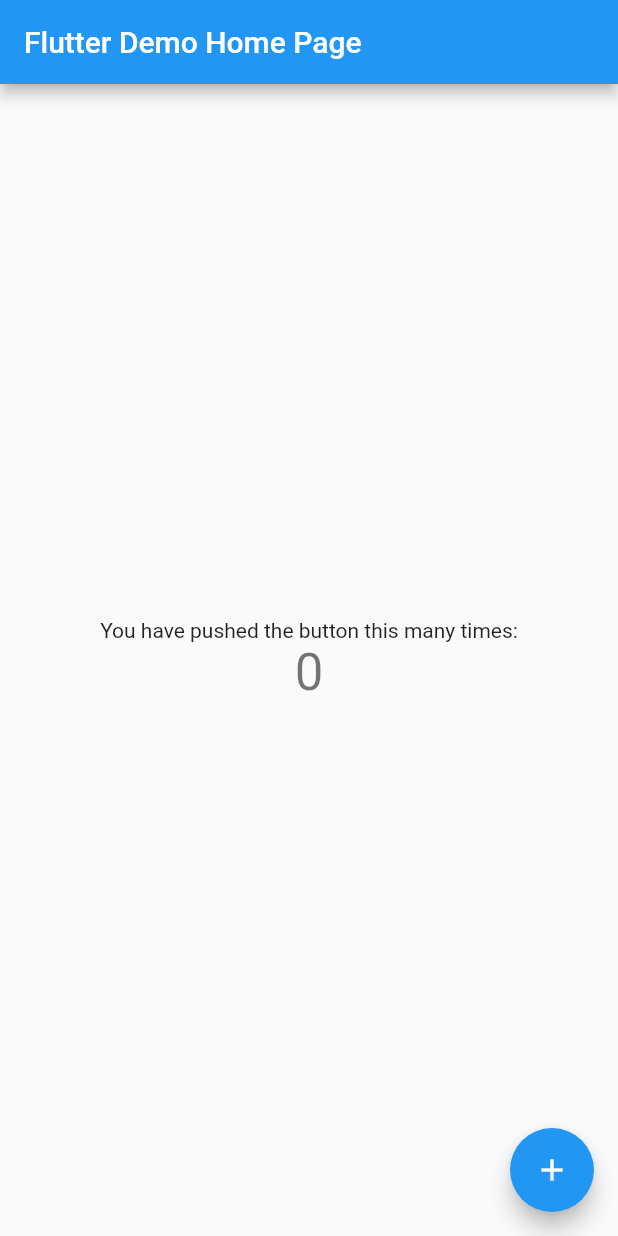
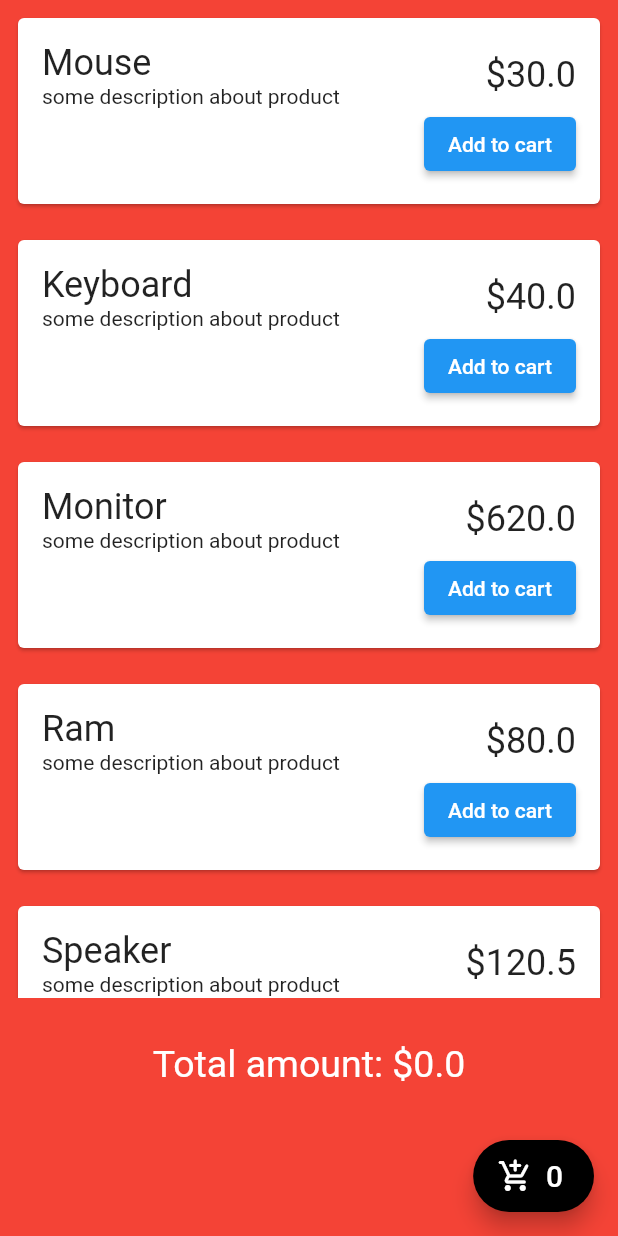
Before and after one commit to seokan-jeong/getx_shopping_cart, a Flutter app: the screen it shows after launch, on a phone screen of 412 x 824 dp. Run offline on Flutter 3.47's test engine with Material 2 defaults, Android fonts, the phone set to English and light mode, and no system bars; our stand-ins replace get.

Commit message:
getx로 쇼핑 카트 구현

```diff
--- /dev/null
+++ b/lib/controller/cart_controller.dart
@@ -0,0 +1,14 @@
+import 'package:get/get.dart';
+import 'package:get/get_state_manager/get_state_manager.dart';
+import 'package:shopping_cart/model/product.dart';
+
+class CartController extends GetxController{
+  static CartController get to => Get.find<CartController>();
+  var cartItems = <Product>[].obs;
+  double get totalPrice => cartItems.fold(0, (e, item) => e + item.price);
+  int get count => cartItems.length;
+
+  void addToItem(Product product){
+    cartItems.add(product);
+  }
+}
--- /dev/null
+++ b/lib/controller/shopping_controller.dart
@@ -0,0 +1,51 @@
+import 'package:get/get.dart';
+import 'package:shopping_cart/model/product.dart';
+
+class ShoppingController extends GetxController{
+  static ShoppingController get to => Get.find<ShoppingController>();
+  var products = <Product>[].obs;
+
+  @override
+  void onInit() {
+    super.onInit();
+    fetchData();
+  }
+
+  void fetchData() async{
+    await Future.delayed(Duration(seconds: 2));
+    var productData = [
+      Product(
+        id: 1,
+        price: 30,
+        productDescription: 'some description about product',
+        productName: 'Mouse',
+      ),
+      Product(
+        id: 2,
+        price: 40,
+        productDescription: 'some description about product',
+        productName: 'Keyboard',
+      ),
+      Product(
+        id: 3,
+        price: 620,
+        productDescription: 'some description about product',
+        productName: 'Monitor',
+      ),
+      Product(
+        id: 4,
+        price: 80,
+        productDescription: 'some description about product',
+        productName: 'Ram',
+      ),
+      Product(
+        id: 5,
+        price: 120.5,
+        productDescription: 'some description about product',
+        productName: 'Speaker',
+      ),
+    ];
+
+    products.assignAll(productData);
+  }
+}
--- a/lib/main.dart
+++ b/lib/main.dart
@@ -1,4 +1,6 @@
 import 'package:flutter/material.dart';
+import 'package:get/get.dart';
+import 'package:shopping_cart/view/shopping_page.dart';
 
 void main() {
   runApp(const MyApp());
@@ -10,106 +12,12 @@ class MyApp extends StatelessWidget {
   // This widget is the root of your application.
   @override
   Widget build(BuildContext context) {
-    return MaterialApp(
+    return GetMaterialApp(
       title: 'Flutter Demo',
       theme: ThemeData(
-        // This is the theme of your application.
-        //
-        // Try running your application with "flutter run". You'll see the
-        // application has a blue toolbar. Then, without quitting the app, try
-        // changing the primarySwatch below to Colors.green and then invoke
-        // "hot reload" (press "r" in the console where you ran "flutter run",
-        // or simply save your changes to "hot reload" in a Flutter IDE).
-        // Notice that the counter didn't reset back to zero; the application
-        // is not restarted.
         primarySwatch: Colors.blue,
       ),
-      home: const MyHomePage(title: 'Flutter Demo Home Page'),
+      home: ShoppingPage(),
     );
   }
 }
-
-class MyHomePage extends StatefulWidget {
-  const MyHomePage({Key? key, required this.title}) : super(key: key);
-
-  // This widget is the home page of your application. It is stateful, meaning
-  // that it has a State object (defined below) that contains fields that affect
-  // how it looks.
-
-  // This class is the configuration for the state. It holds the values (in this
-  // case the title) provided by the parent (in this case the App widget) and
-  // used by the build method of the State. Fields in a Widget subclass are
-  // always marked "final".
-
-  final String title;
-
-  @override
-  State<MyHomePage> createState() => _MyHomePageState();
-}
-
-class _MyHomePageState extends State<MyHomePage> {
-  int _counter = 0;
-
-  void _incrementCounter() {
-    setState(() {
-      // This call to setState tells the Flutter framework that something has
-      // changed in this State, which causes it to rerun the build method below
-      // so that the display can reflect the updated values. If we changed
-      // _counter without calling setState(), then the build method would not be
-      // called again, and so nothing would appear to happen.
-      _counter++;
-    });
-  }
-
-  @override
-  Widget build(BuildContext context) {
-    // This method is rerun every time setState is called, for instance as done
-    // by the _incrementCounter method above.
-    //
-    // The Flutter framework has been optimized to make rerunning build methods
-    // fast, so that you can just rebuild anything that needs updating rather
-    // than having to individually change instances of widgets.
-    return Scaffold(
-      appBar: AppBar(
-        // Here we take the value from the MyHomePage object that was created by
-        // the App.build method, and use it to set our appbar title.
-        title: Text(widget.title),
-      ),
-      body: Center(
-        // Center is a layout widget. It takes a single child and positions it
-        // in the middle of the parent.
-        child: Column(
-          // Column is also a layout widget. It takes a list of children and
-          // arranges them vertically. By default, it sizes itself to fit its
-          // children horizontally, and tries to be as tall as its parent.
-          //
-          // Invoke "debug painting" (press "p" in the console, choose the
-          // "Toggle Debug Paint" action from the Flutter Inspector in Android
-          // Studio, or the "Toggle Debug Paint" command in Visual Studio Code)
-          // to see the wireframe for each widget.
-          //
-          // Column has various properties to control how it sizes itself and
-          // how it positions its children. Here we use mainAxisAlignment to
-          // center the children vertically; the main axis here is the vertical
-          // axis because Columns are vertical (the cross axis would be
-          // horizontal).
-          mainAxisAlignment: MainAxisAlignment.center,
-          children: <Widget>[
-            const Text(
-              'You have pushed the button this many times:',
-            ),
-            Text(
-              '$_counter',
-              style: Theme.of(context).textTheme.headline4,
-            ),
-          ],
-        ),
-      ),
-      floatingActionButton: FloatingActionButton(
-        onPressed: _incrementCounter,
-        tooltip: 'Increment',
-        child: const Icon(Icons.add),
-      ), // This trailing comma makes auto-formatting nicer for build methods.
-    );
-  }
-}
--- /dev/null
+++ b/lib/model/product.dart
@@ -0,0 +1,12 @@
+class Product {
+  final int id;
+  final String productName;
+  final String productDescription;
+  final double price;
+
+  Product(
+      {required this.id,
+      required this.productName,
+      required this.productDescription,
+      required this.price});
+}
--- /dev/null
+++ b/lib/view/shopping_page.dart
@@ -0,0 +1,95 @@
+import 'package:flutter/material.dart';
+import 'package:get/get.dart';
+import 'package:shopping_cart/controller/cart_controller.dart';
+import 'package:shopping_cart/controller/shopping_controller.dart';
+
+class ShoppingPage extends StatelessWidget {
+  ShoppingPage({Key? key}) : super(key: key);
+
+  @override
+  Widget build(BuildContext context) {
+    Get.put(ShoppingController());
+    Get.put(CartController());
+
+    return SafeArea(
+      child: Scaffold(
+        backgroundColor: Colors.red,
+        body: Column(
+          children: [
+            Expanded(
+              child: Obx(
+                () => ListView.builder(
+                    itemCount: ShoppingController.to.products.length,
+                    itemBuilder: (context, index) {
+                      return Card(
+                        margin: EdgeInsets.all(12),
+                        child: Padding(
+                          padding: EdgeInsets.all(16),
+                          child: Column(
+                            crossAxisAlignment: CrossAxisAlignment.end,
+                            children: [
+                              Row(
+                                mainAxisAlignment:
+                                    MainAxisAlignment.spaceBetween,
+                                children: [
+                                  Column(
+                                    crossAxisAlignment:
+                                        CrossAxisAlignment.start,
+                                    children: [
+                                      Text(
+                                        ShoppingController
+                                            .to.products[index].productName,
+                                        style: TextStyle(fontSize: 24),
+                                      ),
+                                      Text(ShoppingController.to.products[index]
+                                          .productDescription),
+                                    ],
+                                  ),
+                                  Text(
+                                    '\$${ShoppingController.to.products[index].price}',
+                                    style: TextStyle(fontSize: 24),
+                                  ),
+                                ],
+                              ),
+                              ElevatedButton(
+                                  onPressed: () {
+                                    CartController.to.addToItem(
+                                        ShoppingController.to.products[index]);
+                                  },
+                                  child: Text('Add to cart'))
+                            ],
+                          ),
+                        ),
+                      );
+                    }),
+              ),
+            ),
+            SizedBox(
+              height: 30,
+            ),
+            Obx(
+              () => Text(
+                'Total amount: \$${CartController.to.totalPrice}',
+                style: TextStyle(color: Colors.white, fontSize: 25),
+              ),
+            ),
+            SizedBox(
+              height: 100,
+            ),
+          ],
+        ),
+        floatingActionButton: FloatingActionButton.extended(
+          onPressed: () {},
+          label: Obx(
+            () => Text(
+              '${CartController.to.count}',
+              style: TextStyle(fontSize: 20),
+            ),
+          ),
+          icon: Icon(Icons.add_shopping_cart_rounded),
+          backgroundColor: Colors.black,
+        ),
+      ),
+    );
+  }
+}
--- a/pubspec.yaml
+++ b/pubspec.yaml
@@ -34,6 +34,7 @@ dependencies:
   # The following adds the Cupertino Icons font to your application.
   # Use with the CupertinoIcons class for iOS style icons.
   cupertino_icons: ^1.0.2
+  get:
 
 dev_dependencies:
   flutter_test:
```
Also changed, not shown: pubspec.lock.
